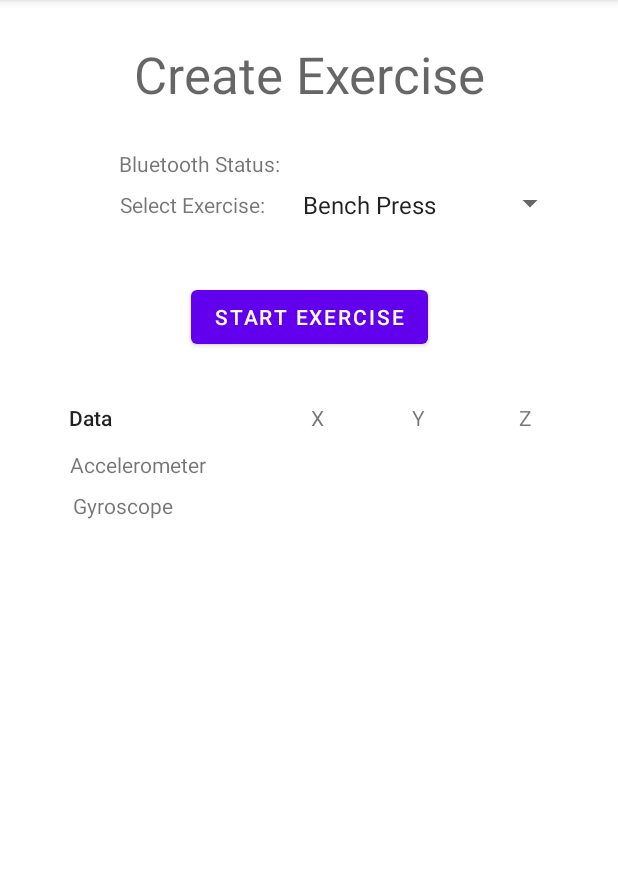
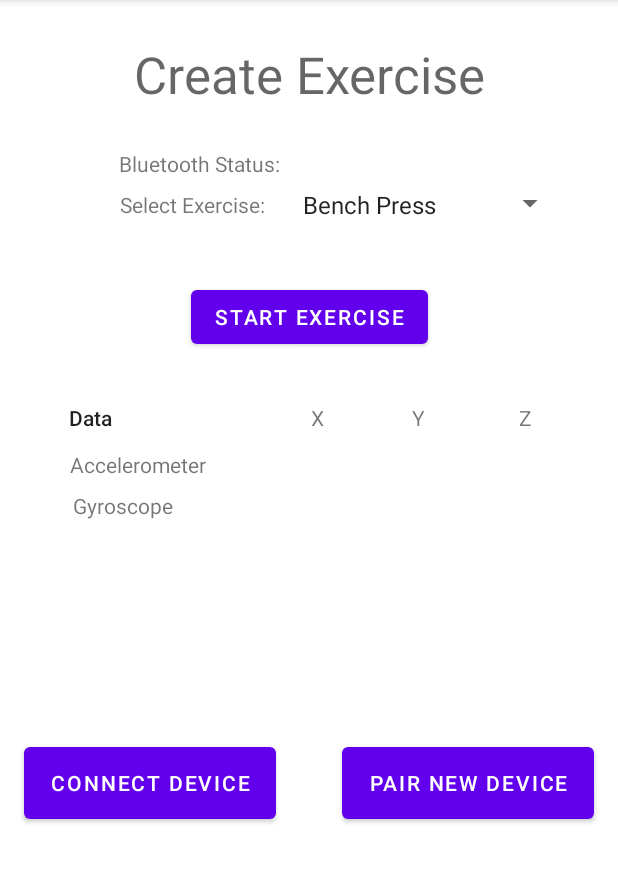
Before and after one commit to micahbow/liftVectr, an Android app: the screen it shows after launch (MainActivity), on a phone screen of 412 x 824 dp, the part 84-967 px from its top. Run offline under Robolectric (Android 15) with nearby library versions, the phone set to English and light mode, and no system bars.

Commit message:
Initial button setup

```diff
--- a/application/app/src/main/AndroidManifest.xml
+++ b/application/app/src/main/AndroidManifest.xml
@@ -1,6 +1,22 @@
 <?xml version="1.0" encoding="utf-8"?>
 <manifest xmlns:android="http://schemas.android.com/apk/res/android"
     package="com.example.liftvectr">
+
+    <!-- Needed only if your app looks for Bluetooth devices.
+         If your app doesn't use Bluetooth scan results to derive physical
+         location information, you can strongly assert that your app
+         doesn't derive physical location. -->
+    <uses-permission android:name="android.permission.BLUETOOTH_SCAN" />
+    <!-- Needed only if your app makes the device discoverable to Bluetooth
+         devices. -->
+    <uses-permission android:name="android.permission.BLUETOOTH_ADVERTISE" />
+    <!-- Needed only if your app communicates with already-paired Bluetooth
+         devices. -->
+    <uses-permission android:name="android.permission.BLUETOOTH_CONNECT" />
+    <!-- Needded to discover local Bluetooth devices. -->
+    <uses-permission android:name="android.permission.BLUETOOTH_ADMIN" />
+    <!-- App requires phone's hardware to support bluetooth LE -->
+    <uses-feature android:name="android.hardware.bluetooth_le" android:required="true"/>
 
     <application
         android:allowBackup="true"
--- a/application/app/src/main/java/com/example/liftvectr/MainActivity.java
+++ b/application/app/src/main/java/com/example/liftvectr/MainActivity.java
@@ -1,6 +1,4 @@
 package com.example.liftvectr;
-
-import androidx.appcompat.app.AppCompatActivity;
 
 import android.content.Intent;
 import android.os.Bundle;
@@ -9,12 +7,17 @@ import android.widget.ArrayAdapter;
 import android.widget.Button;
 import android.widget.Spinner;
 import android.widget.TextView;
+
+import androidx.appcompat.app.AppCompatActivity;
+
 import java.util.Calendar;
 
 public class MainActivity extends AppCompatActivity {
 
     private Button exerciseBtn;
     private Button viewChartBtn;
+    private Button ConnectDeviceBtBtn;
+    private Button PairDeviceBtBtn;
     private Spinner exerciseSpinner;
     private TextView x_accel, y_accel, z_accel;
     private TextView x_gyro, y_gyro, z_gyro;
@@ -28,6 +31,8 @@ public class MainActivity extends AppCompatActivity {
         super.onCreate(savedInstanceState);
         setContentView(R.layout.activity_main);
 
+        ConnectDeviceBtBtn = (Button) findViewById(R.id.connect_device_button);
+        PairDeviceBtBtn = (Button) findViewById(R.id.pair_device_button);
         exerciseBtn = (Button) findViewById(R.id.button);
         viewChartBtn = (Button) findViewById(R.id.view_chart_button);
         x_accel = (TextView) findViewById(R.id.x_a);
@@ -89,6 +94,20 @@ public class MainActivity extends AppCompatActivity {
                 transitionToChartDisplayActivity(chartConfig);
             }
         });
+
+        ConnectDeviceBtBtn.setOnClickListener(new View.OnClickListener() {
+            @Override
+            public void onClick(View view) {
+
+            }
+        });
+
+        PairDeviceBtBtn.setOnClickListener(new View.OnClickListener() {
+            @Override
+            public void onClick(View view) {
+
+            }
+        });
     }
 
     public void transitionToChartDisplayActivity(String config)
--- a/application/app/src/main/res/layout/activity_main.xml
+++ b/application/app/src/main/res/layout/activity_main.xml
@@ -38,10 +38,6 @@
         app:layout_constraintTop_toBottomOf="@+id/x_a" />
 
 
-
-
-
-
     <TextView
         android:id="@+id/textView5"
         android:layout_width="wrap_content"
@@ -51,7 +47,6 @@
         app:layout_constraintEnd_toEndOf="@+id/x_a"
         app:layout_constraintStart_toStartOf="@+id/x_a"
         app:layout_constraintTop_toBottomOf="@+id/button" />
-
 
 
     <TextView
@@ -232,4 +227,24 @@
         app:layout_constraintStart_toStartOf="parent"
         app:layout_constraintTop_toBottomOf="@+id/x_g" />
 
+    <Button
+        android:id="@+id/connect_device_button"
+        android:layout_width="168dp"
+        android:layout_height="60dp"
+        android:layout_marginStart="16dp"
+        android:layout_marginTop="64dp"
+        android:text="Connect Device"
+        app:layout_constraintStart_toStartOf="parent"
+        app:layout_constraintTop_toBottomOf="@+id/view_chart_button" />
+
+    <Button
+        android:id="@+id/pair_device_button"
+        android:layout_width="168dp"
+        android:layout_height="60dp"
+        android:layout_marginTop="64dp"
+        android:layout_marginEnd="16dp"
+        android:text="Pair New Device"
+        app:layout_constraintEnd_toEndOf="parent"
+        app:layout_constraintTop_toBottomOf="@+id/view_chart_button" />
+
 </androidx.constraintlayout.widget.ConstraintLayout>
```
